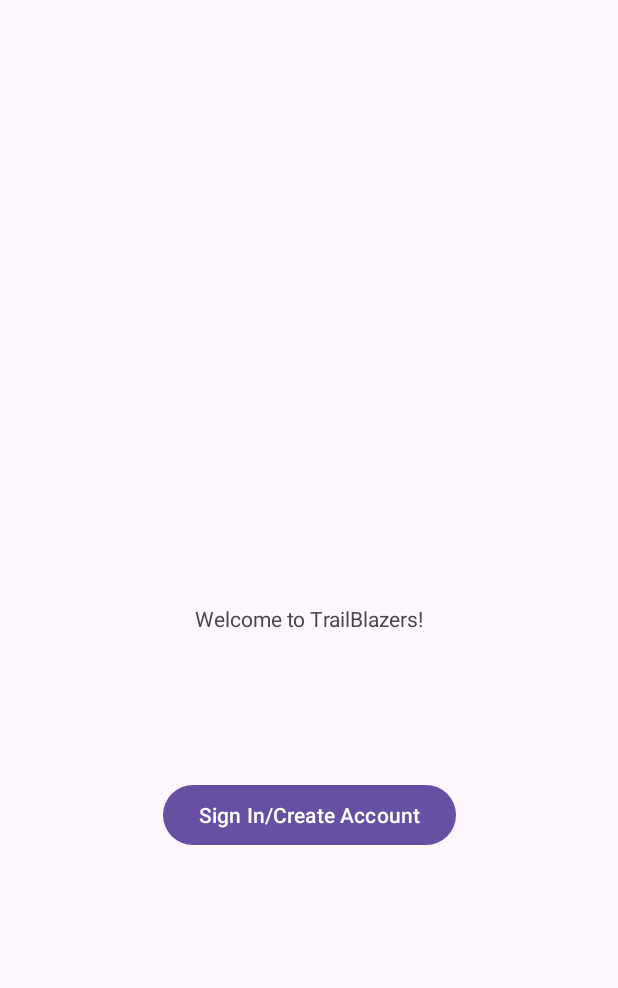
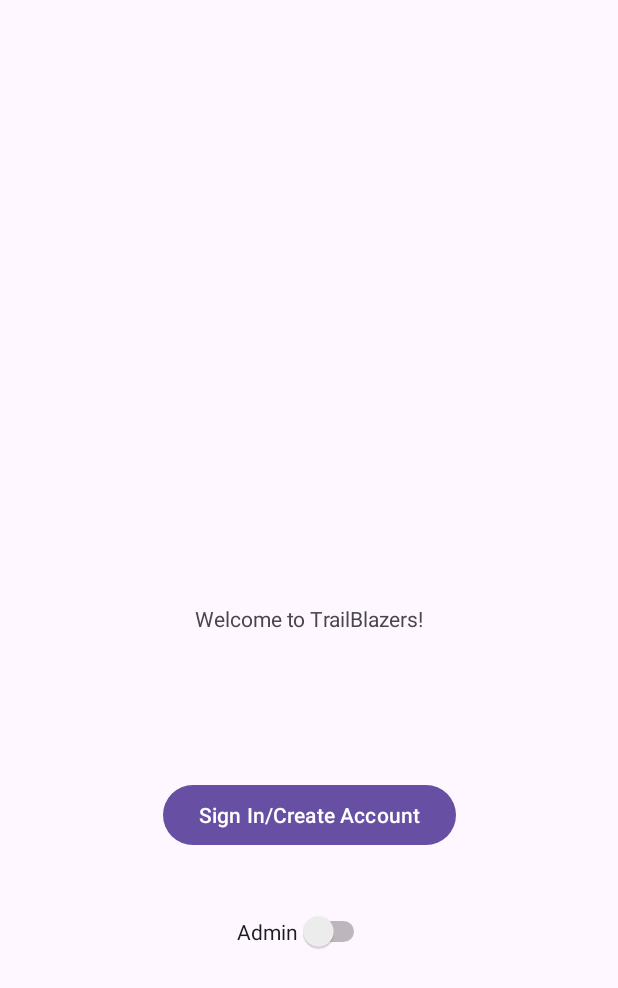
Before and after one commit to TrailBlazersInc/TrailBlazers, an Android app built with Jetpack Compose: the screen it shows after launch (MainActivity), on a phone screen of 412 x 824 dp. Shown: the top 988 px of the screen. Run offline under Robolectric (Android 15) with nearby library versions, the phone set to English and light mode, and no system bars.

Commit message:
Updated to be able to add Admin and ban User fix

```diff
--- a/android_app/app/src/main/res/layout/activity_main.xml
+++ b/android_app/app/src/main/res/layout/activity_main.xml
@@ -27,4 +27,19 @@
         app:layout_constraintTop_toTopOf="parent"
         app:layout_constraintVertical_bias="0.669" />
 
+    <Switch
+        android:id="@+id/admin_switch"
+        android:layout_width="wrap_content"
+        android:layout_height="wrap_content"
+        android:layout_marginStart="158dp"
+        android:layout_marginTop="25dp"
+        android:layout_marginEnd="166dp"
+        android:layout_marginBottom="175dp"
+        android:text="@string/admin"
+        app:layout_constraintBottom_toBottomOf="parent"
+        app:layout_constraintEnd_toEndOf="parent"
+        app:layout_constraintStart_toStartOf="parent"
+        app:layout_constraintTop_toBottomOf="@+id/Sign_In_Button"
+        tools:ignore="UseSwitchCompatOrMaterialXml" />
+
 </androidx.constraintlayout.widget.ConstraintLayout>
--- a/android_app/app/src/main/res/values/strings.xml
+++ b/android_app/app/src/main/res/values/strings.xml
@@ -88,6 +88,7 @@
     <string name="ban_user">Ban User</string>
     <string name="ban_users">Ban Users</string>
     <string name="flag_user">Flag User</string>
+    <string name="admin">Admin</string>
     <string-array name="report_reasons">
         <item>Harassment</item>
         <item>Spam</item>
```
Also changed, not shown: android_app/app/src/main/java/com/example/cpen321project/BanningUserActivity.kt (+6 -2 lines), android_app/app/src/main/java/com/example/cpen321project/MainActivity.kt (+6 -2 lines), 1 other file.
